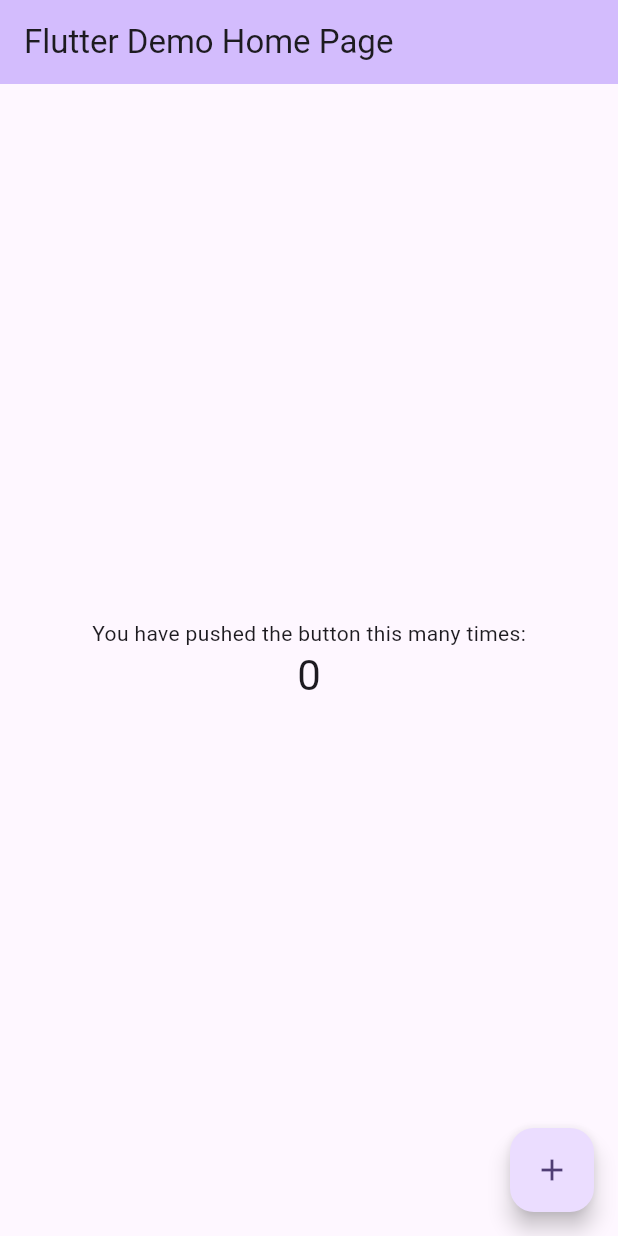
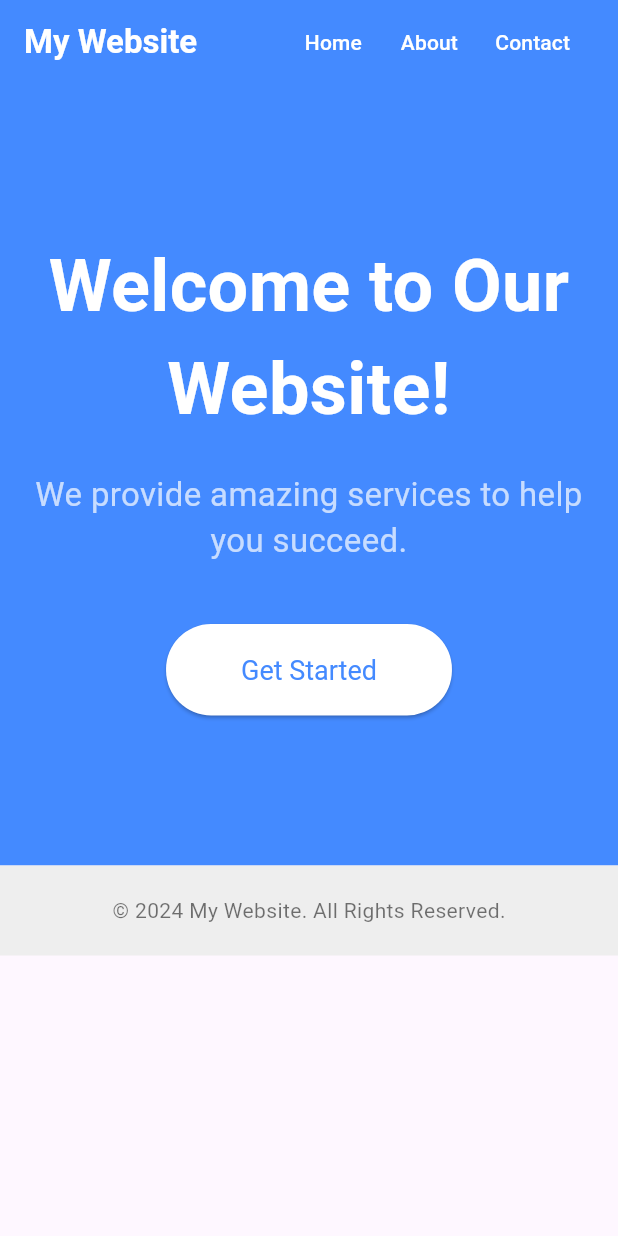
Before and after one commit to could-ai/01999881-4a7d-7b49-9264-87982cc45d48, a Flutter app: the screen it shows after launch, on a phone screen of 412 x 824 dp. Run offline on Flutter 3.47's test engine with Material 3 defaults, Android fonts, the phone set to English and light mode, and no system bars; Roboto replaces fonts that are missing (Arial).

Commit message:
मैंने डिफ़ॉल्ट Flutter काउंटर ऐप को एक सरल और आधुनिक वेब लैंडिंग पेज से बदल दिया है। इस नए पेज में एक नेविगेशन बार, एक मुख्य सामग्री अनुभाग जिसमें एक शीर्षक, उपशीर्षक और एक 'गेट स्टार्टेड' बटन है, और एक फुटर शामिल है। यह आपकी वेबसाइट के लिए एक बेहतरीन शुरुआती बिंदु प्रदान करता है।

```diff
--- a/usr/lib/main.dart
+++ b/usr/lib/main.dart
@@ -7,114 +7,116 @@ void main() {
 class MyApp extends StatelessWidget {
   const MyApp({super.key});
 
-  // This widget is the root of your application.
   @override
   Widget build(BuildContext context) {
     return MaterialApp(
-      title: 'Flutter Demo',
+      title: 'My Web Page',
       debugShowCheckedModeBanner: false,
       theme: ThemeData(
-        // This is the theme of your application.
-        //
-        // TRY THIS: Try running your application with "flutter run". You'll see
-        // the application has a purple toolbar. Then, without quitting the app,
-        // try changing the seedColor in the colorScheme below to Colors.green
-        // and then invoke "hot reload" (save your changes or press the "hot
-        // reload" button in a Flutter-supported IDE, or press "r" if you used
-        // the command line to start the app).
-        //
-        // Notice that the counter didn't reset back to zero; the application
-        // state is not lost during the reload. To reset the state, use hot
-        // restart instead.
-        //
-        // This works for code too, not just values: Most code changes can be
-        // tested with just a hot reload.
-        colorScheme: ColorScheme.fromSeed(seedColor: Colors.deepPurple),
+        primarySwatch: Colors.blue,
+        visualDensity: VisualDensity.adaptivePlatformDensity,
+        fontFamily: 'Arial',
       ),
-      home: const MyHomePage(title: 'Flutter Demo Home Page'),
+      home: const LandingPage(),
     );
   }
 }
 
-class MyHomePage extends StatefulWidget {
-  const MyHomePage({super.key, required this.title});
-
-  // This widget is the home page of your application. It is stateful, meaning
-  // that it has a State object (defined below) that contains fields that affect
-  // how it looks.
-
-  // This class is the configuration for the state. It holds the values (in this
-  // case the title) provided by the parent (in this case the App widget) and
-  // used by the build method of the State. Fields in a Widget subclass are
-  // always marked "final".
-
-  final String title;
-
-  @override
-  State<MyHomePage> createState() => _MyHomePageState();
-}
-
-class _MyHomePageState extends State<MyHomePage> {
-  int _counter = 0;
-
-  void _incrementCounter() {
-    setState(() {
-      // This call to setState tells the Flutter framework that something has
-      // changed in this State, which causes it to rerun the build method below
-      // so that the display can reflect the updated values. If we changed
-      // _counter without calling setState(), then the build method would not be
-      // called again, and so nothing would appear to happen.
-      _counter++;
-    });
-  }
+class LandingPage extends StatelessWidget {
+  const LandingPage({super.key});
 
   @override
   Widget build(BuildContext context) {
-    // This method is rerun every time setState is called, for instance as done
-    // by the _incrementCounter method above.
-    //
-    // The Flutter framework has been optimized to make rerunning build methods
-    // fast, so that you can just rebuild anything that needs updating rather
-    // than having to individually change instances of widgets.
     return Scaffold(
       appBar: AppBar(
-        // TRY THIS: Try changing the color here to a specific color (to
-        // Colors.amber, perhaps?) and trigger a hot reload to see the AppBar
-        // change color while the other colors stay the same.
-        backgroundColor: Theme.of(context).colorScheme.inversePrimary,
-        // Here we take the value from the MyHomePage object that was created by
-        // the App.build method, and use it to set our appbar title.
-        title: Text(widget.title),
+        title: const Text(
+          'My Website',
+          style: TextStyle(
+            color: Colors.white,
+            fontWeight: FontWeight.bold,
+          ),
+        ),
+        backgroundColor: Colors.blueAccent,
+        elevation: 0,
+        actions: <Widget>[
+          TextButton(
+            onPressed: () {},
+            child: const Text('Home', style: TextStyle(color: Colors.white)),
+          ),
+          TextButton(
+            onPressed: () {},
+            child: const Text('About', style: TextStyle(color: Colors.white)),
+          ),
+          TextButton(
+            onPressed: () {},
+            child: const Text('Contact', style: TextStyle(color: Colors.white)),
+          ),
+          const SizedBox(width: 20),
+        ],
       ),
-      body: Center(
-        // Center is a layout widget. It takes a single child and positions it
-        // in the middle of the parent.
+      body: SingleChildScrollView(
         child: Column(
-          // Column is also a layout widget. It takes a list of children and
-          // arranges them vertically. By default, it sizes itself to fit its
-          // children horizontally, and tries to be as tall as its parent.
-          //
-          // Column has various properties to control how it sizes itself and
-          // how it positions its children. Here we use mainAxisAlignment to
-          // center the children vertically; the main axis here is the vertical
-          // axis because Columns are vertical (the cross axis would be
-          // horizontal).
-          //
-          // TRY THIS: Invoke "debug painting" (choose the "Toggle Debug Paint"
-          // action in the IDE, or press "p" in the console), to see the
-          // wireframe for each widget.
-          mainAxisAlignment: MainAxisAlignment.center,
           children: <Widget>[
-            const Text('You have pushed the button this many times:'),
-            Text('$_counter', style: Theme.of(context).textTheme.headlineMedium),
+            // Main content section
+            Container(
+              width: double.infinity,
+              padding: const EdgeInsets.symmetric(vertical: 100.0, horizontal: 20.0),
+              decoration: const BoxDecoration(
+                color: Colors.blueAccent,
+              ),
+              child: Column(
+                crossAxisAlignment: CrossAxisAlignment.center,
+                children: <Widget>[
+                  const Text(
+                    'Welcome to Our Website!',
+                    style: TextStyle(
+                      fontSize: 48.0,
+                      fontWeight: FontWeight.bold,
+                      color: Colors.white,
+                    ),
+                    textAlign: TextAlign.center,
+                  ),
+                  const SizedBox(height: 20.0),
+                  const Text(
+                    'We provide amazing services to help you succeed.',
+                    style: TextStyle(
+                      fontSize: 22.0,
+                      color: Colors.white70,
+                    ),
+                    textAlign: TextAlign.center,
+                  ),
+                  const SizedBox(height: 40.0),
+                  ElevatedButton(
+                    onPressed: () {},
+                    style: ElevatedButton.styleFrom(
+                      foregroundColor: Colors.blueAccent,
+                      backgroundColor: Colors.white,
+                      padding: const EdgeInsets.symmetric(horizontal: 50, vertical: 20),
+                      textStyle: const TextStyle(fontSize: 18),
+                      shape: RoundedRectangleBorder(
+                        borderRadius: BorderRadius.circular(30.0),
+                      ),
+                    ),
+                    child: const Text('Get Started'),
+                  ),
+                ],
+              ),
+            ),
+            // Footer section
+            Container(
+              width: double.infinity,
+              padding: const EdgeInsets.all(20.0),
+              color: Colors.grey[200],
+              child: const Center(
+                child: Text(
+                  '© 2024 My Website. All Rights Reserved.',
+                  style: TextStyle(color: Colors.black54),
+                ),
+              ),
+            ),
           ],
         ),
       ),
-      floatingActionButton: FloatingActionButton(
-        onPressed: _incrementCounter,
-        tooltip: 'Increment',
-        child: const Icon(Icons.add),
-      ), // This trailing comma makes auto-formatting nicer for build methods.
     );
   }
 }
```
